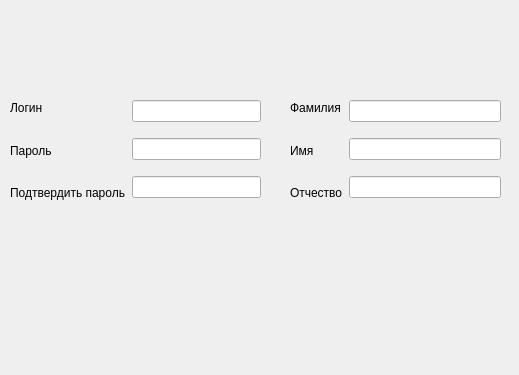
First picture: the form in registration.ui, repository Helobaka/QtProject, before the edit.
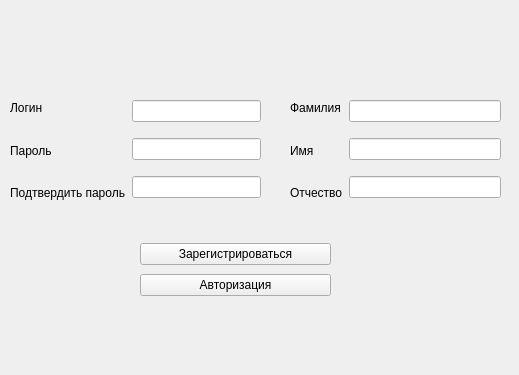
Second picture: the form after the edit.

What changed in the file:
```diff
--- a/registration.ui
+++ b/registration.ui
@@ -63,7 +63,7 @@
     </item>
    </layout>
   </widget>
-  <widget class="QWidget" name="">
+  <widget class="QWidget" name="layoutWidget">
    <property name="geometry">
     <rect>
      <x>10</x>
@@ -113,6 +113,32 @@
     </item>
    </layout>
   </widget>
+  <widget class="QWidget" name="">
+   <property name="geometry">
+    <rect>
+     <x>140</x>
+     <y>240</y>
+     <width>191</width>
+     <height>61</height>
+    </rect>
+   </property>
+   <layout class="QVBoxLayout" name="verticalLayout_5">
+    <item>
+     <widget class="QPushButton" name="register_2">
+      <property name="text">
+       <string>Зарегистрироваться</string>
+      </property>
+     </widget>
+    </item>
+    <item>
+     <widget class="QPushButton" name="callBack">
+      <property name="text">
+       <string>Авторизация</string>
+      </property>
+     </widget>
+    </item>
+   </layout>
+  </widget>
  </widget>
  <resources/>
  <connections/>
```
Left out of the diff: 2 changed lines with no effect on the pictures.
